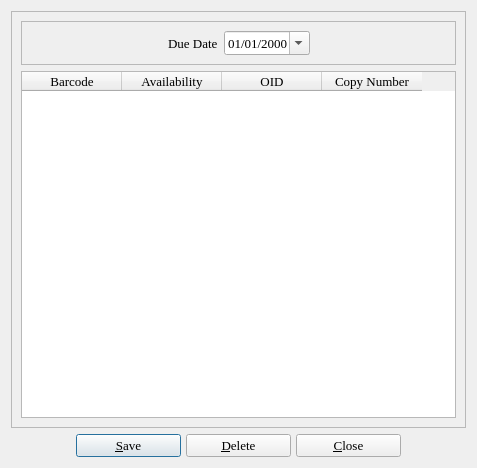
This is copybrowser.ui in textbrowser/biblioteq as Qt 5 draws it before an edit. The edited form follows.
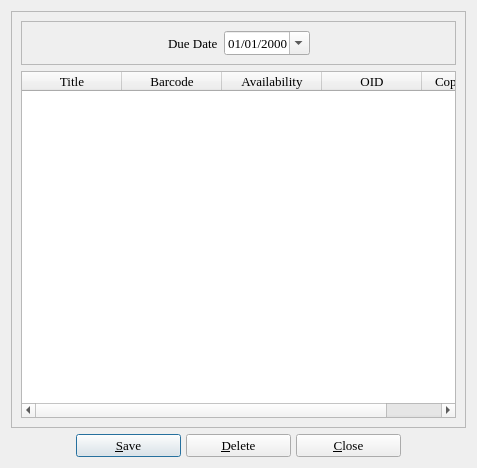
This is the edited form. Icons and pictures are not drawn.

Commit message: Added the title field to the Copy Editor form. Updating the oldq field whenever the data is saved in the Copy Editor. Promoted to version 6.01.

Patch:
```diff
--- a/copybrowser.ui
+++ b/copybrowser.ui
@@ -142,6 +142,11 @@
         <property name="cornerButtonEnabled" >
          <bool>false</bool>
         </property>
+        <column>
+         <property name="text" >
+          <string>Title</string>
+         </property>
+        </column>
         <column>
          <property name="text" >
           <string>Barcode</string>
```
The commit also changes 12 other files.
